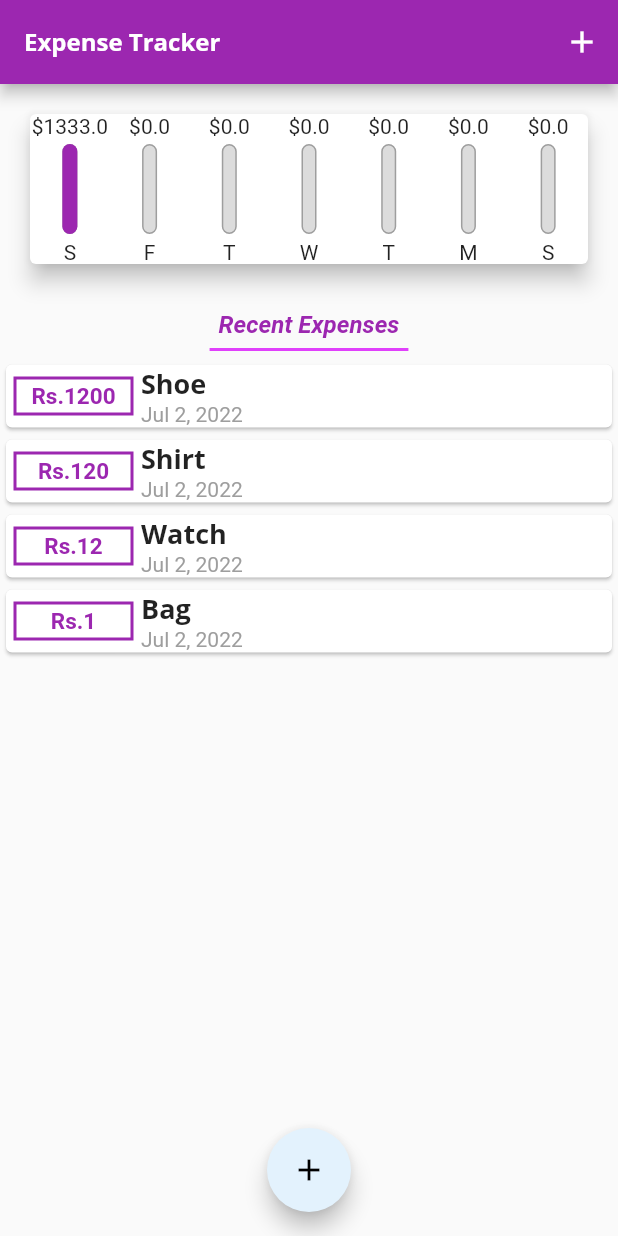
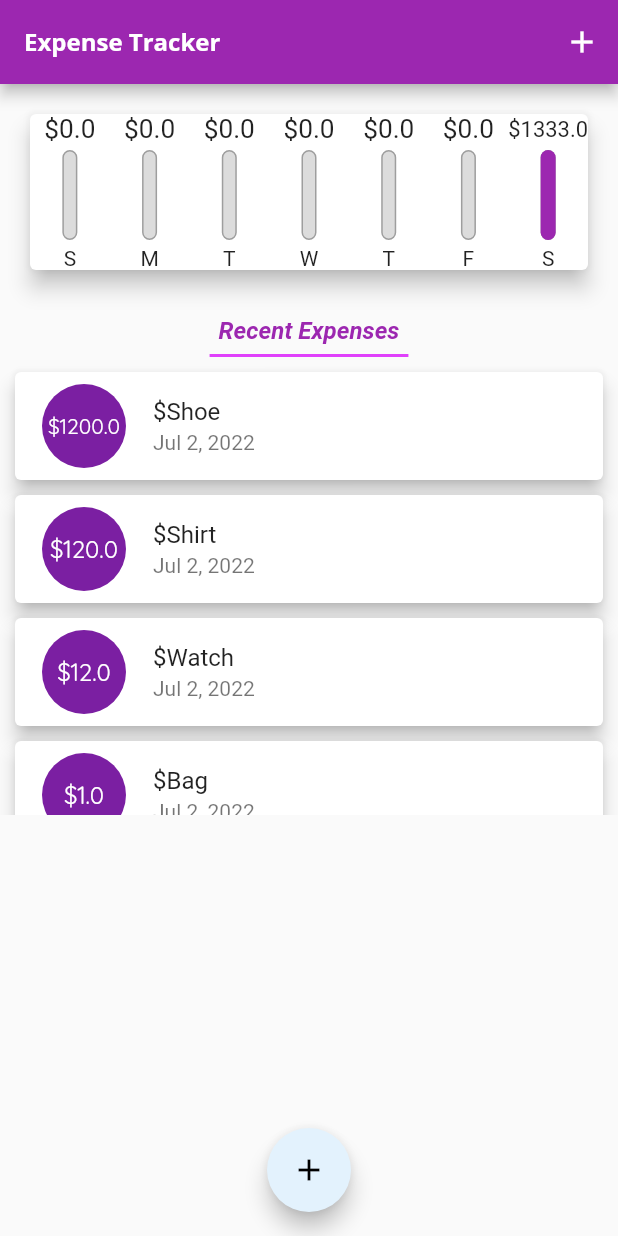
Before and after one commit to Nisschhal/flutter_expense_app, a Flutter app: the screen it shows after launch, on a phone screen of 412 x 824 dp. Run offline on Flutter 3.47's test engine with Material 2 defaults, Android fonts, the phone set to English and light mode, and no system bars.

Commit message:
making final changes in charts

```diff
--- a/lib/widgets/chart.dart
+++ b/lib/widgets/chart.dart
@@ -30,7 +30,7 @@ class Chart extends StatelessWidget {
         "day": DateFormat.E().format(weekDay).substring(0, 1),
         'amount': daySum
       };
-    });
+    }).reversed.toList();
   }
 
   double get getTotalSpendingWeek {
--- a/lib/widgets/chart_bar.dart
+++ b/lib/widgets/chart_bar.dart
@@ -12,8 +12,11 @@ class ChartBar extends StatelessWidget {
   Widget build(BuildContext context) {
     return Column(
       children: [
-        FittedBox(
-          child: Text("\$$amount"),
+        Container(
+          height: 20,
+          child: FittedBox(
+            child: Text("\$$amount"),
+          ),
         ),
         const SizedBox(height: 4),
         Container(
--- a/lib/widgets/transactions_list.dart
+++ b/lib/widgets/transactions_list.dart
@@ -34,45 +34,19 @@ class TransactionList extends StatelessWidget {
               // scrollDirection: Axis.horizontal,
               itemBuilder: (context, index) {
                 return Card(
-                  child: Row(
-                    children: [
-                      Container(
-                        width: 80,
-                        padding: const EdgeInsets.all(2),
-                        margin: const EdgeInsets.symmetric(
-                            vertical: 8, horizontal: 5),
-                        decoration: BoxDecoration(
-                          border: Border.all(
-                            color: Colors.purple,
-                            width: 2,
-                          ),
-                        ),
-                        child: Text(
-                          "Rs.${userList[index].amount.toStringAsFixed(0)}",
-                          style: const TextStyle(
-                            fontSize: 15,
-                            fontWeight: FontWeight.bold,
-                            color: Colors.purple,
-                          ),
-                          textAlign: TextAlign.center,
-                        ),
-                      ),
-                      Column(
-                          crossAxisAlignment: CrossAxisAlignment.start,
-                          children: [
-                            Text(
-                              userList[index].title,
-                              style: Theme.of(context).textTheme.headline6,
-                            ),
-                            Text(
-                              DateFormat.yMMMd().format(userList[index].date),
-                              style: const TextStyle(
-                                fontSize: 14,
-                                color: Colors.grey,
-                              ),
-                            ),
-                          ]),
-                    ],
+                  elevation: 5,
+                  margin: EdgeInsets.symmetric(vertical: 5, horizontal: 10),
+                  child: ListTile(
+                    leading: CircleAvatar(
+                      radius: 30,
+                      child: Padding(
+                          padding: EdgeInsets.all(6),
+                          child: FittedBox(
+                              child: Text("\$${userList[index].amount}"))),
+                    ),
+                    title: Text("\$${userList[index].title}"),
+                    subtitle:
+                        Text(DateFormat.yMMMd().format(userList[index].date)),
                   ),
                 );
               },
```
